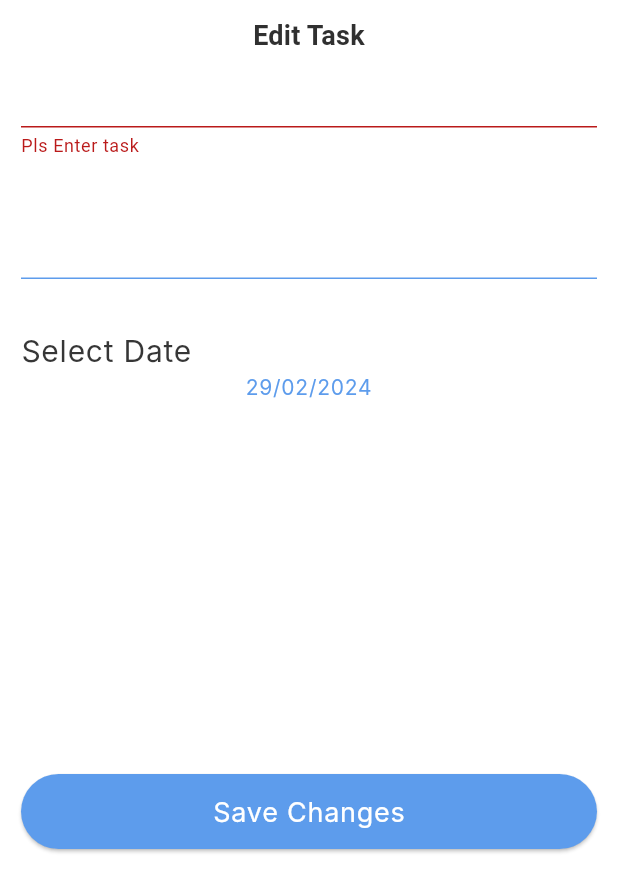
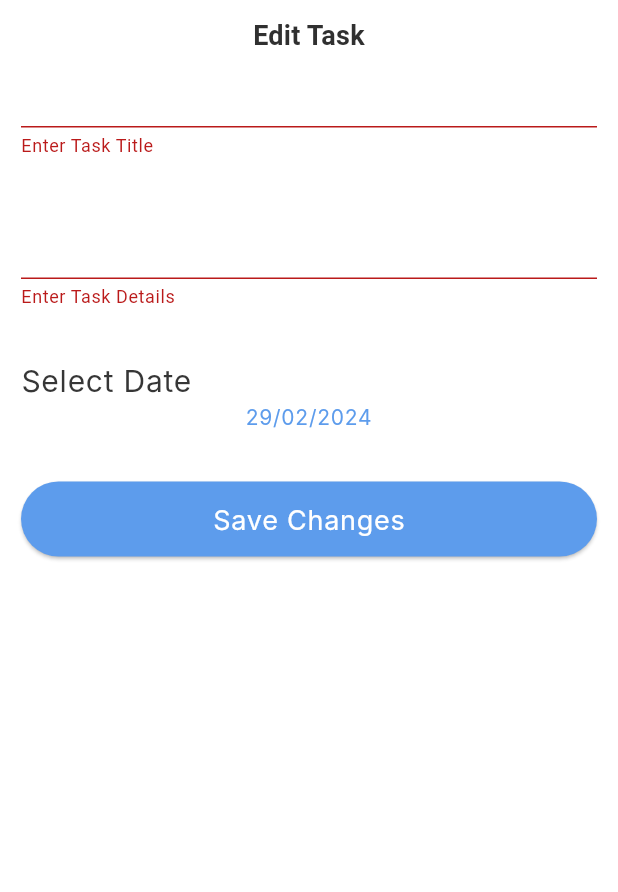
Before and after one commit to FatmaElhosary/todo_app, a Flutter app: the EditForm widget shown alone on an empty page, opened directly with empty values, after a tap on "Save Changes", on a phone screen of 412 x 824 dp. Shown: the top 892 px of the screen. Run offline on Flutter 3.47's test engine with Material 3 defaults, Android fonts, the phone set to English and light mode, and no system bars; our stand-ins replace cloud_firestore, firebase_core, shared_preferences; missing offline and left inert: flutter_timeline_calendar; accounts and stored records are empty; generated files the repository leaves out were written again; Roboto replaces fonts that are missing (Inter, Poppins).

Commit message:
finished isDone and Edit task Form.

```diff
--- a/lib/firebase_utils.dart
+++ b/lib/firebase_utils.dart
@@ -24,9 +24,8 @@ class FirebaseUtils {
 
   static void deleteTaskFromFirestore(String taskid) {}
 
-  static Future<void> editIsDone(Task task) async {
-    print('------------------');
+  static Future<void> editTaskInFireStore(Task task) async {
     final CollectionReference<Task> tasksCollection = getTasksCollection();
-    return tasksCollection.doc(task.id).update({"isDone": task.isDone});
+    return tasksCollection.doc(task.id).update(task.toJson());
   }
 }
--- a/lib/l10n/app_en.arb
+++ b/lib/l10n/app_en.arb
@@ -16,4 +16,5 @@
     "editTask":"Edit Task",
     "saveChanges":"Save Changes",
     "done":"Done !"
+
 }
--- a/lib/main.dart
+++ b/lib/main.dart
@@ -7,7 +7,7 @@ import 'package:todo_app/providers/settings_provider.dart';
 import 'package:todo_app/screens/edit_task.dart';
 import 'package:todo_app/screens/home_screen.dart';
 import 'package:flutter_gen/gen_l10n/app_localizations.dart';
-import 'package:todo_app/tabs/tasks_tab/tasks_provider.dart';
+import 'package:todo_app/providers/tasks_provider.dart';
 
 void main() async {
   WidgetsFlutterBinding.ensureInitialized();
--- a/lib/tabs/tasks_tab/tasks_provider.dart
+++ b/lib/providers/tasks_provider.dart
@@ -8,6 +8,7 @@ class TasksProvider with ChangeNotifier {
   TasksProvider() {
     getTasks();
   }
+
   Future<void> getTasks() async {
     final allTasks = await FirebaseUtils.getAllTasksFromFirestore();
     tasks = allTasks
@@ -23,7 +24,6 @@ class TasksProvider with ChangeNotifier {
   void changeSelectedDate(DateTime newDate) {
     selectedDate = newDate;
     getTasks();
+    // notifyListeners();
   }
-
-
 }
--- a/lib/screens/add_task.dart
+++ b/lib/screens/add_task.dart
@@ -3,7 +3,7 @@ import 'package:intl/intl.dart';
 import 'package:provider/provider.dart';
 import 'package:todo_app/firebase_utils.dart';
 import 'package:todo_app/models/task.dart';
-import 'package:todo_app/tabs/tasks_tab/tasks_provider.dart';
+import 'package:todo_app/providers/tasks_provider.dart';
 import 'package:todo_app/widgets/elaveted_btn.dart';
 import 'package:todo_app/widgets/text_form_field.dart';
 import 'package:flutter_gen/gen_l10n/app_localizations.dart';
--- a/lib/tabs/tasks_tab/task_widget.dart
+++ b/lib/tabs/tasks_tab/task_widget.dart
@@ -98,8 +98,8 @@ class _TaskWidgetState extends State<TaskWidget> {
 
   void toggleIsdone() {
     widget.task.isDone = !widget.task.isDone;
-    FirebaseUtils.editIsDone(widget.task).timeout(Duration(microseconds: 500),
-        onTimeout: () {
+    FirebaseUtils.editTaskInFireStore(widget.task)
+        .timeout(const Duration(microseconds: 500), onTimeout: () {
       print('success');
     }).catchError((onError) => print(onError));
     setState(() {});
--- a/lib/tabs/tasks_tab/tasks_calender.dart
+++ b/lib/tabs/tasks_tab/tasks_calender.dart
@@ -6,7 +6,7 @@ import 'package:flutter_timeline_calendar/timeline/model/headers_options.dart';
 import 'package:flutter_timeline_calendar/timeline/utils/calendar_types.dart';
 import 'package:flutter_timeline_calendar/timeline/widget/timeline_calendar.dart';
 import 'package:provider/provider.dart';
-import 'package:todo_app/tabs/tasks_tab/tasks_provider.dart';
+import 'package:todo_app/providers/tasks_provider.dart';
 
 class TasksCalender extends StatefulWidget {
   const TasksCalender({super.key});
--- a/lib/tabs/tasks_tab/tasks_home.dart
+++ b/lib/tabs/tasks_tab/tasks_home.dart
@@ -2,7 +2,7 @@ import 'package:flutter/material.dart';
 import 'package:provider/provider.dart';
 import 'package:todo_app/tabs/tasks_tab/task_widget.dart';
 import 'package:todo_app/tabs/tasks_tab/tasks_calender.dart';
-import 'package:todo_app/tabs/tasks_tab/tasks_provider.dart';
+import 'package:todo_app/providers/tasks_provider.dart';
 
 class TasksHome extends StatelessWidget {
   const TasksHome({super.key});
--- a/lib/widgets/edit_task_form.dart
+++ b/lib/widgets/edit_task_form.dart
@@ -1,6 +1,13 @@
+import 'dart:async';
+
 import 'package:flutter/material.dart';
+import 'package:flutter/scheduler.dart';
+import 'package:flutter_timeline_calendar/timeline/utils/datetime_extension.dart';
 import 'package:intl/intl.dart';
+import 'package:provider/provider.dart';
+import 'package:todo_app/firebase_utils.dart';
 import 'package:todo_app/models/task.dart';
+import 'package:todo_app/providers/tasks_provider.dart';
 import 'package:todo_app/widgets/elaveted_btn.dart';
 import 'package:todo_app/widgets/text_form_field.dart';
 import 'package:flutter_gen/gen_l10n/app_localizations.dart';
@@ -8,31 +15,49 @@ import 'package:todo_app/widgets/title_widget.dart';
 
 class EditForm extends StatefulWidget {
   const EditForm({super.key});
-
   @override
   State<EditForm> createState() => _EditFormState();
 }
 
 class _EditFormState extends State<EditForm> {
   final DateFormat dateFormat = DateFormat("dd/MM/yyyy");
-  final taskController = TextEditingController();
-  final descriptionController = TextEditingController();
-  DateTime selectedDate = DateTime.now();
+  TextEditingController taskController = TextEditingController();
+  TextEditingController descriptionController = TextEditingController();
+  late Task task;
+  late DateTime selectedDate;
   final formKey = GlobalKey<FormState>();
   @override
+  void initState() {
+    super.initState();
+    Future.delayed(Duration.zero).then((value) {
+      /// Here you can have your context and do what ever you want
+      task = ModalRoute.of(context)!.settings.arguments as Task;
+      descriptionController.text = task.description;
+      taskController.text = task.title;
+      selectedDate = task.dateTime;
+    });
+  }
+
+  @override
+  void dispose() {
+    taskController.dispose();
+    descriptionController.dispose();
+    ////restore task.dateTime after it changed
+    task.dateTime = selectedDate;
+    super.dispose();
+  }
+
+  @override
   Widget build(BuildContext context) {
-    var task = ModalRoute.of(context)!.settings.arguments as Task;
-    taskController.text = task.title;
-    descriptionController.text = task.description;
     final AppLocalizations appLocal = AppLocalizations.of(context)!;
+    final ThemeData theme = Theme.of(context);
 
-    ThemeData theme = Theme.of(context);
+    task = ModalRoute.of(context)!.settings.arguments as Task;
     return Form(
       key: formKey,
-      child: Padding(
+      child: ListView(
         padding: const EdgeInsets.symmetric(horizontal: 14.0, vertical: 10),
-        child: Column(
-          children: [
+        children: <Widget>[
           TitleWidget(
             text: appLocal.editTask,
           ),
@@ -41,7 +66,7 @@ class _EditFormState extends State<EditForm> {
             hint: '',
             validator: (value) {
               if (value == null || value.isEmpty) {
-                  return 'Pls Enter task';
+                return appLocal.enterTask;
               }
               return null;
             },
@@ -52,6 +77,12 @@ class _EditFormState extends State<EditForm> {
           GlobalTextField(
             controller: descriptionController,
             hint: '',
+            validator: (value) {
+              if (value == null || value.isEmpty) {
+                return appLocal.enterTaskDetails;
+              }
+              return null;
+            },
           ),
           const SizedBox(
             height: 33,
@@ -70,34 +101,55 @@ class _EditFormState extends State<EditForm> {
                 context: context,
                 firstDate: DateTime.now().subtract(const Duration(days: 365)),
                 lastDate: DateTime.now().add(const Duration(days: 365)),
-                  initialDate: DateTime.now(),
+                initialDate: task.dateTime,
               );
               if (selectDate != null) {
-                  setState(() {
-                    selectedDate = selectDate;
-                  });
+                task.dateTime = selectDate;
               }
             },
             child: Text(
-                dateFormat.format(selectedDate),
+              dateFormat.format(task.dateTime),
               style: theme.textTheme.labelSmall,
               textAlign: TextAlign.center,
             ),
           ),
-            const Spacer(),
+
+          /*   DatePickerWidget(
+            dateTime: task.dateTime,
+          ), */
+          const SizedBox(
+            height: 33,
+          ),
           GlobalButton(
             text: appLocal.saveChanges,
-              onPressed: editTask,
+            onPressed: () {
+              editTask(task);
+            },
           ),
-            const Spacer(),
         ],
-        ),
       ),
     );
   }
 
-  void editTask() {
+  void editTask(Task task) {
+    debugPrint(task.title);
     // Validate returns true if the form is valid, or false otherwise.
-    if (formKey.currentState!.validate()) {}
+    if (formKey.currentState!.validate()) {
+      task.title = taskController.text;
+      task.description = descriptionController.text;
+      /*  task.dateTime = selectedDate; */
+      FirebaseUtils.editTaskInFireStore(task)
+          .timeout(const Duration(milliseconds: 500), onTimeout: () {
+        debugPrint('success');
+        debugPrint('sssssssssss:${task.title}');
+        Provider.of<TasksProvider>(context, listen: false)
+            .changeSelectedDate(task.dateTime);
+        Navigator.pop(context);
+      }).catchError((onError) {
+        debugPrint(onError);
+      });
+
+      debugPrint('sssssssssss:${task.title}');
     }
   }
+}
--- a/lib/widgets/text_form_field.dart
+++ b/lib/widgets/text_form_field.dart
@@ -5,12 +5,14 @@ class GlobalTextField extends StatelessWidget {
   final int? maxLines;
   final TextEditingController controller;
   final String? Function(String?)? validator;
-  const GlobalTextField(
-      {super.key,
-      required this.hint,
-      this.maxLines,
-      required this.controller,
-      this.validator});
+
+  const GlobalTextField({
+    super.key,
+    required this.hint,
+    this.maxLines,
+    required this.controller,
+    this.validator,
+  });
 
   @override
   Widget build(BuildContext context) {
```
Also changed, not shown: lib/widgets/date_picker_field.dart (added, +38 -0 lines). Lines whose indentation alone changed are shown as unchanged.
